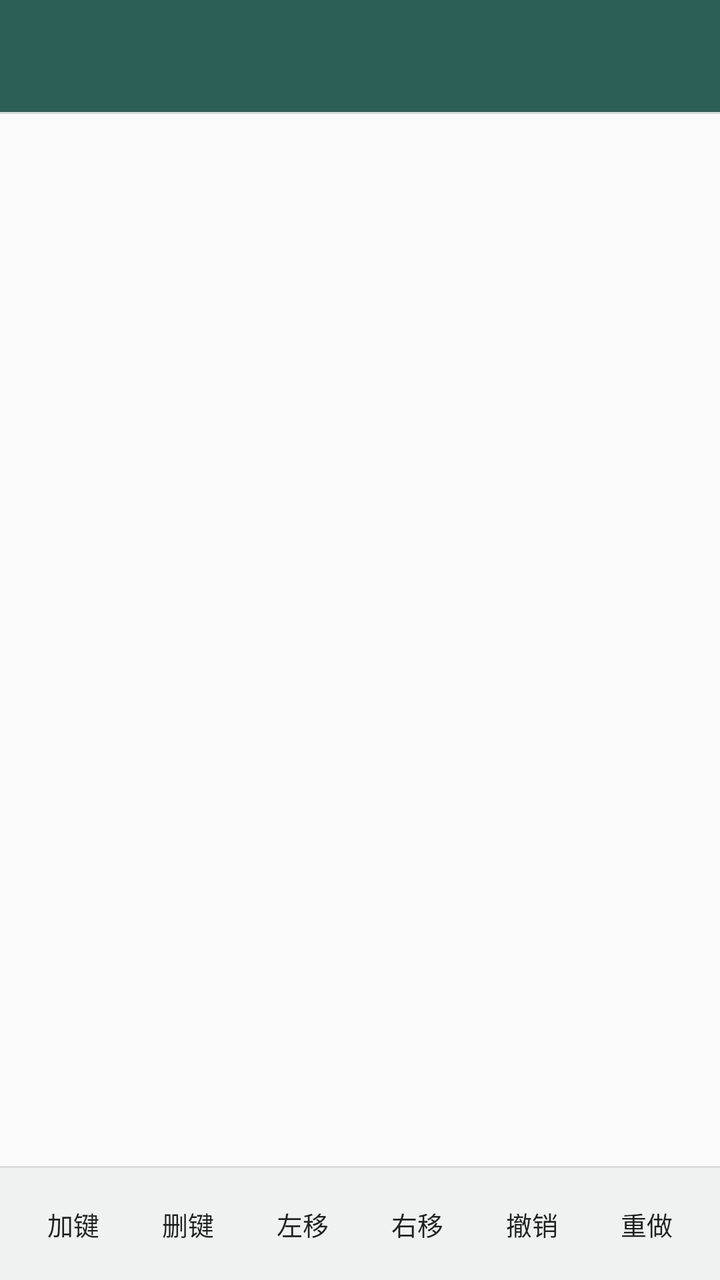
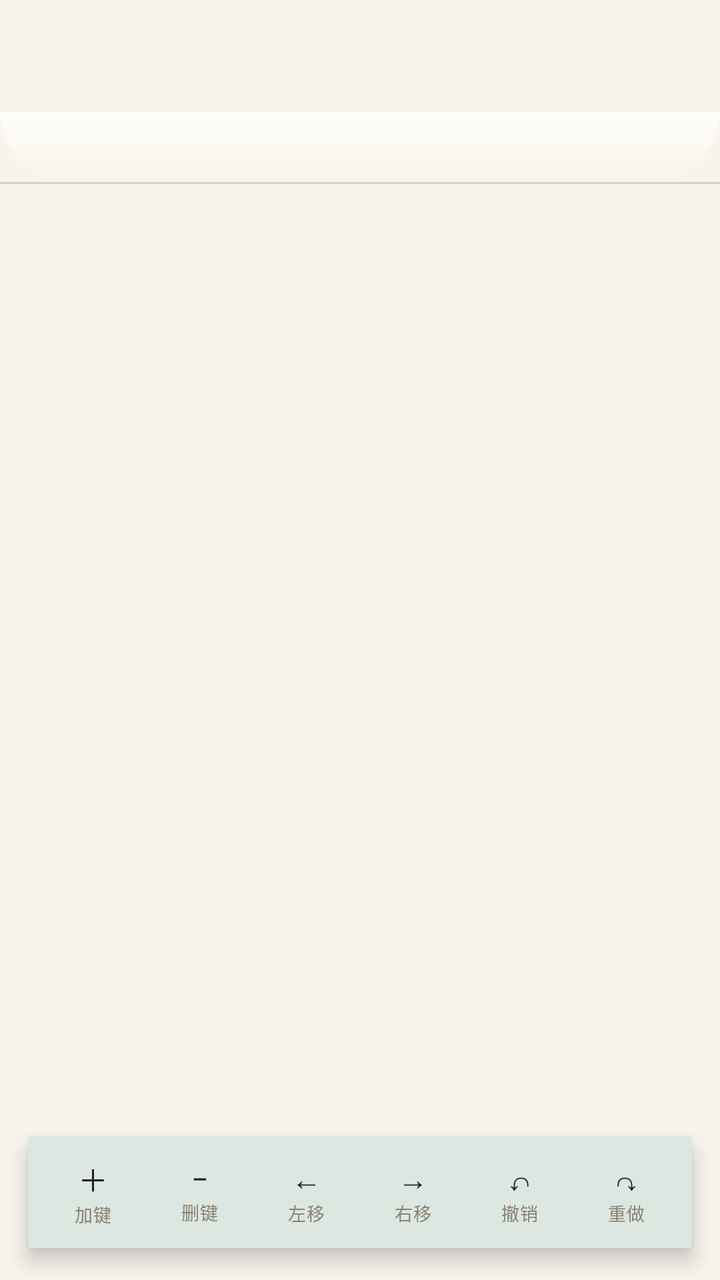

Before-and-after screenshots of an Android layout around one commit, followed by the original layout XML and the change that was made.
<!-- AndroidManifest.xml: application theme Theme.TrimeEditor -->
<!-- res/layout/activity_keyboard_editor.xml -->
<?xml version="1.0" encoding="utf-8"?>
<LinearLayout xmlns:android="http://schemas.android.com/apk/res/android"
    xmlns:app="http://schemas.android.com/apk/res-auto"
    android:layout_width="match_parent"
    android:layout_height="match_parent"
    android:orientation="vertical">

    <androidx.appcompat.widget.Toolbar
        android:id="@+id/toolbar"
        android:layout_width="match_parent"
        android:layout_height="?attr/actionBarSize"
        android:background="@color/brand_primary"
        app:popupTheme="@style/ThemeOverlay.AppCompat.Light"
        app:theme="@style/ThemeOverlay.AppCompat.Dark.ActionBar" />

    <FrameLayout
        android:id="@+id/canvasHost"
        android:layout_width="match_parent"
        android:layout_height="wrap_content" />

    <View
        android:layout_width="match_parent"
        android:layout_height="1dp"
        android:background="@color/divider" />

    <FrameLayout
        android:id="@+id/inspectorHost"
        android:layout_width="match_parent"
        android:layout_height="0dp"
        android:layout_weight="1" />

    <View
        android:layout_width="match_parent"
        android:layout_height="1dp"
        android:background="@color/divider" />

    <LinearLayout
        android:layout_width="match_parent"
        android:layout_height="wrap_content"
        android:background="@color/note_fill"
        android:orientation="horizontal"
        android:paddingHorizontal="8dp"
        android:paddingVertical="4dp">

        <Button
            android:id="@+id/addButton"
            style="?attr/borderlessButtonStyle"
            android:layout_width="0dp"
            android:layout_height="wrap_content"
            android:layout_weight="1"
            android:minWidth="0dp"
            android:text="@string/kbd_action_add"
            android:textSize="13sp" />

        <Button
            android:id="@+id/deleteButton"
            style="?attr/borderlessButtonStyle"
            android:layout_width="0dp"
            android:layout_height="wrap_content"
            android:layout_weight="1"
            android:minWidth="0dp"
            android:text="@string/kbd_action_delete"
            android:textSize="13sp" />

        <Button
            android:id="@+id/leftButton"
            style="?attr/borderlessButtonStyle"
            android:layout_width="0dp"
            android:layout_height="wrap_content"
            android:layout_weight="1"
            android:minWidth="0dp"
            android:text="@string/kbd_action_left"
            android:textSize="13sp" />

        <Button
            android:id="@+id/rightButton"
            style="?attr/borderlessButtonStyle"
            android:layout_width="0dp"
            android:layout_height="wrap_content"
            android:layout_weight="1"
            android:minWidth="0dp"
            android:text="@string/kbd_action_right"
            android:textSize="13sp" />

        <Button
            android:id="@+id/undoButton"
            style="?attr/borderlessButtonStyle"
            android:layout_width="0dp"
            android:layout_height="wrap_content"
            android:layout_weight="1"
            android:minWidth="0dp"
            android:text="@string/kbd_action_undo"
            android:textSize="13sp" />

        <Button
            android:id="@+id/redoButton"
            style="?attr/borderlessButtonStyle"
            android:layout_width="0dp"
            android:layout_height="wrap_content"
            android:layout_weight="1"
            android:minWidth="0dp"
            android:text="@string/kbd_action_redo"
            android:textSize="13sp" />

    </LinearLayout>

</LinearLayout>
<!-- resources referenced by this layout -->
<resources>
  <style name="Theme.TrimeEditor" parent="Theme.AppCompat.DayNight.NoActionBar">
          <item name="colorPrimary">@color/brand_primary</item>
          <item name="colorPrimaryDark">@color/brand_primary_dark</item>
          <item name="colorAccent">@color/brand_accent</item>
          
          <item name="preferenceTheme">@style/PreferenceThemeOverlay</item>
      </style>
  <!-- unchanged entries left out for length: 11 -->
</resources>

<!-- the commit's change to res/layout/activity_keyboard_editor.xml (unified diff, before → after) -->
@@ -1,107 +1,202 @@
 <?xml version="1.0" encoding="utf-8"?>
-<LinearLayout xmlns:android="http://schemas.android.com/apk/res/android"
+<FrameLayout xmlns:android="http://schemas.android.com/apk/res/android"
     xmlns:app="http://schemas.android.com/apk/res-auto"
     android:layout_width="match_parent"
     android:layout_height="match_parent"
-    android:orientation="vertical">
-
-    <androidx.appcompat.widget.Toolbar
-        android:id="@+id/toolbar"
-        android:layout_width="match_parent"
-        android:layout_height="?attr/actionBarSize"
-        android:background="@color/brand_primary"
-        app:popupTheme="@style/ThemeOverlay.AppCompat.Light"
-        app:theme="@style/ThemeOverlay.AppCompat.Dark.ActionBar" />
-
-    <FrameLayout
-        android:id="@+id/canvasHost"
-        android:layout_width="match_parent"
-        android:layout_height="wrap_content" />
-
-    <View
-        android:layout_width="match_parent"
-        android:layout_height="1dp"
-        android:background="@color/divider" />
-
-    <FrameLayout
-        android:id="@+id/inspectorHost"
-        android:layout_width="match_parent"
-        android:layout_height="0dp"
-        android:layout_weight="1" />
-
-    <View
-        android:layout_width="match_parent"
-        android:layout_height="1dp"
-        android:background="@color/divider" />
+    android:background="?attr/ui_paper">
 
     <LinearLayout
         android:layout_width="match_parent"
-        android:layout_height="wrap_content"
-        android:background="@color/note_fill"
+        android:layout_height="match_parent"
+        android:orientation="vertical">
+
+        <androidx.appcompat.widget.Toolbar
+            android:id="@+id/toolbar"
+            style="@style/Ui.Toolbar"
+            android:layout_width="match_parent"
+            android:layout_height="?attr/actionBarSize"
+            app:popupTheme="@style/ThemeOverlay.AppCompat.DayNight"
+            app:theme="@style/ThemeOverlay.AppCompat.DayNight" />
+
+        
+        <LinearLayout
+            android:layout_width="match_parent"
+            android:layout_height="wrap_content"
+            android:background="@drawable/bg_stage"
+            android:orientation="vertical"
+            android:paddingBottom="10dp">
+
+            <LinearLayout
+                android:id="@+id/stageChips"
+                android:layout_width="match_parent"
+                android:layout_height="wrap_content"
+                android:gravity="center_vertical"
+                android:orientation="horizontal"
+                android:paddingStart="14dp"
+                android:paddingTop="8dp"
+                android:paddingEnd="14dp"
+                android:paddingBottom="8dp"
+                android:visibility="gone">
+
+                <TextView
+                    android:id="@+id/stageBack"
+                    android:layout_width="wrap_content"
+                    android:layout_height="26dp"
+                    android:background="@drawable/bg_pill"
+                    android:clickable="true"
+                    android:focusable="true"
+                    android:fontFamily="sans-serif-medium"
+                    android:gravity="center"
+                    android:paddingStart="12dp"
+                    android:paddingEnd="12dp"
+                    android:text="@string/stage_back"
+                    android:textColor="?attr/ui_ink"
+                    android:textSize="10sp" />
+
+                <Space
+                    android:layout_width="0dp"
+                    android:layout_height="1dp"
+                    android:layout_weight="1" />
+
+                <TextView
+                    android:id="@+id/stageSave"
+                    android:layout_width="wrap_content"
+                    android:layout_height="26dp"
+                    android:background="@drawable/bg_badge"
+                    android:clickable="true"
+                    android:focusable="true"
+                    android:fontFamily="sans-serif-medium"
+                    android:gravity="center"
+                    android:paddingStart="14dp"
+                    android:paddingEnd="14dp"
+                    android:text="@string/stage_save"
+                    android:textColor="?attr/ui_on_primary"
+                    android:textSize="10sp" />
+            </LinearLayout>
+
+            <FrameLayout
+                android:id="@+id/canvasHost"
+                android:layout_width="match_parent"
+                android:layout_height="wrap_content" />
+
+            
+            <TextView
+                android:id="@+id/stageStatus"
+                android:layout_width="match_parent"
+                android:layout_height="wrap_content"
+                android:fontFamily="monospace"
+                android:gravity="center"
+                android:paddingStart="16dp"
+                android:paddingTop="8dp"
+                android:paddingEnd="16dp"
+                android:paddingBottom="4dp"
+                android:textColor="?attr/ui_muted"
+                android:textSize="9.5sp" />
+        </LinearLayout>
+
+        <View
+            android:layout_width="match_parent"
+            android:layout_height="1dp"
+            android:background="?attr/ui_rule_strong" />
+
+        <FrameLayout
+            android:id="@+id/inspectorHost"
+            android:layout_width="match_parent"
+            android:layout_height="0dp"
+            android:layout_weight="1" />
+    </LinearLayout>
+
+    
+    <LinearLayout
+        android:layout_width="match_parent"
+        android:layout_height="56dp"
+        android:layout_gravity="bottom|center_horizontal"
+        android:layout_marginStart="14dp"
+        android:layout_marginEnd="14dp"
+        android:layout_marginBottom="16dp"
+        android:background="@drawable/bg_dock"
+        android:elevation="6dp"
+        android:gravity="center"
         android:orientation="horizontal"
-        android:paddingHorizontal="8dp"
-        android:paddingVertical="4dp">
-
-        <Button
+        android:paddingStart="6dp"
+        android:paddingEnd="6dp">
+
+        <LinearLayout
             android:id="@+id/addButton"
-            style="?attr/borderlessButtonStyle"
-            android:layout_width="0dp"
-            android:layout_height="wrap_content"
-            android:layout_weight="1"
-            android:minWidth="0dp"
-            android:text="@string/kbd_action_add"
-            android:textSize="13sp" />
-
-        <Button
+            style="@style/Ui.DockItem">
+
+            <TextView
+                style="@style/Ui.DockGlyph"
+                android:text="＋" />
+
+            <TextView
+                style="@style/Ui.DockLabel"
+                android:text="@string/kbd_action_add" />
+        </LinearLayout>
+
+        <LinearLayout
             android:id="@+id/deleteButton"
-            style="?attr/borderlessButtonStyle"
-            android:layout_width="0dp"
-            android:layout_height="wrap_content"
-            android:layout_weight="1"
-            android:minWidth="0dp"
-            android:text="@string/kbd_action_delete"
-            android:textSize="13sp" />
-
-        <Button
+            style="@style/Ui.DockItem">
+
+            <TextView
+                style="@style/Ui.DockGlyph"
+                android:text="−" />
+
+            <TextView
+                style="@style/Ui.DockLabel"
+                android:text="@string/kbd_action_delete" />
+        </LinearLayout>
+
+        <LinearLayout
             android:id="@+id/leftButton"
-            style="?attr/borderlessButtonStyle"
-            android:layout_width="0dp"
-            android:layout_height="wrap_content"
-            android:layout_weight="1"
-            android:minWidth="0dp"
-            android:text="@string/kbd_action_left"
-            android:textSize="13sp" />
-
-        <Button
+            style="@style/Ui.DockItem">
+
+            <TextView
+                style="@style/Ui.DockGlyph"
+                android:text="←" />
+
+            <TextView
+                style="@style/Ui.DockLabel"
+                android:text="@string/kbd_action_left" />
+        </LinearLayout>
+
+        <LinearLayout
             android:id="@+id/rightButton"
-            style="?attr/borderlessButtonStyle"
-            android:layout_width="0dp"
-            android:layout_height="wrap_content"
-            android:layout_weight="1"
-            android:minWidth="0dp"
-            android:text="@string/kbd_action_right"
-            android:textSize="13sp" />
-
-        <Button
+            style="@style/Ui.DockItem">
+
+            <TextView
+                style="@style/Ui.DockGlyph"
+                android:text="→" />
+
+            <TextView
+                style="@style/Ui.DockLabel"
+                android:text="@string/kbd_action_right" />
+        </LinearLayout>
+
+        <LinearLayout
             android:id="@+id/undoButton"
-            style="?attr/borderlessButtonStyle"
-            android:layout_width="0dp"
-            android:layout_height="wrap_content"
-            android:layout_weight="1"
-            android:minWidth="0dp"
-            android:text="@string/kbd_action_undo"
-            android:textSize="13sp" />
-
-        <Button
+            style="@style/Ui.DockItem">
+
+            <TextView
+                style="@style/Ui.DockGlyph"
+                android:text="↶" />
+
+            <TextView
+                style="@style/Ui.DockLabel"
+                android:text="@string/kbd_action_undo" />
+        </LinearLayout>
+
+        <LinearLayout
             android:id="@+id/redoButton"
-            style="?attr/borderlessButtonStyle"
-            android:layout_width="0dp"
-            android:layout_height="wrap_content"
-            android:layout_weight="1"
-            android:minWidth="0dp"
-            android:text="@string/kbd_action_redo"
-            android:textSize="13sp" />
-
+            style="@style/Ui.DockItem">
+
+            <TextView
+                style="@style/Ui.DockGlyph"
+                android:text="↷" />
+
+            <TextView
+                style="@style/Ui.DockLabel"
+                android:text="@string/kbd_action_redo" />
+        </LinearLayout>
     </LinearLayout>
-
-</LinearLayout>
+</FrameLayout>
<!-- resource entries referenced after the edit -->
@@ -1,12 +1,163 @@
 <!-- resources referenced by this layout -->
 <resources>
+  <!-- drawable bg_badge (drawable) -->
+  <?xml version="1.0" encoding="utf-8"?>
+  <shape xmlns:android="http://schemas.android.com/apk/res/android"
+      android:shape="rectangle">
+      <solid android:color="?attr/ui_primary" />
+      <corners android:radius="?attr/ui_radius_button" />
+  </shape>
+  <!-- drawable bg_dock (drawable) -->
+  <?xml version="1.0" encoding="utf-8"?>
+  <shape xmlns:android="http://schemas.android.com/apk/res/android"
+      android:shape="rectangle">
+      <solid android:color="?attr/ui_primary_container" />
+      <corners android:radius="?attr/ui_radius_button" />
+  </shape>
+  <!-- drawable bg_pill (drawable) -->
+  <?xml version="1.0" encoding="utf-8"?>
+  <shape xmlns:android="http://schemas.android.com/apk/res/android"
+      android:shape="rectangle">
+      <solid android:color="?attr/ui_card" />
+      <corners android:radius="?attr/ui_radius_button" />
+  </shape>
+  <!-- drawable bg_stage (drawable) -->
+  <?xml version="1.0" encoding="utf-8"?>
+  <shape xmlns:android="http://schemas.android.com/apk/res/android"
+      android:shape="rectangle">
+      <gradient
+          android:angle="270"
+          android:endColor="?attr/ui_paper"
+          android:startColor="?attr/ui_card_high" />
+      <corners
+          android:bottomLeftRadius="40dp"
+          android:bottomRightRadius="40dp" />
+  </shape>
+  <string name="stage_back">← 返回</string>
+  <string name="stage_save">保存</string>
+  <style name="Ui.DockGlyph">
+          <item name="android:layout_width">wrap_content</item>
+          <item name="android:layout_height">wrap_content</item>
+          <item name="android:textColor">?attr/ui_ink</item>
+          <item name="android:textSize">15sp</item>
+      </style>
+  <style name="Ui.DockItem">
+          <item name="android:layout_width">0dp</item>
+          <item name="android:layout_height">match_parent</item>
+          <item name="android:layout_weight">1</item>
+          <item name="android:background">?attr/selectableItemBackgroundBorderless</item>
+          <item name="android:clickable">true</item>
+          <item name="android:focusable">true</item>
+          <item name="android:gravity">center</item>
+          <item name="android:orientation">vertical</item>
+      </style>
+  <style name="Ui.DockLabel">
+          <item name="android:layout_width">wrap_content</item>
+          <item name="android:layout_height">wrap_content</item>
+          <item name="android:letterSpacing">0.02</item>
+          <item name="android:textColor">?attr/ui_muted</item>
+          <item name="android:textSize">9sp</item>
+          <item name="android:singleLine">true</item>
+      </style>
+  <style name="Ui.Toolbar" parent="Widget.AppCompat.Toolbar">
+          <item name="android:background">?attr/ui_paper</item>
+          <item name="android:elevation">0dp</item>
+          <item name="titleTextColor">?attr/ui_ink</item>
+          <item name="subtitleTextColor">?attr/ui_muted</item>
+          <item name="titleTextAppearance">@style/Ui.Toolbar.Title</item>
+          <item name="subtitleTextAppearance">@style/Ui.Toolbar.Subtitle</item>
+      </style>
   <style name="Theme.TrimeEditor" parent="Theme.AppCompat.DayNight.NoActionBar">
           <item name="colorPrimary">@color/brand_primary</item>
           <item name="colorPrimaryDark">@color/brand_primary_dark</item>
           <item name="colorAccent">@color/brand_accent</item>
+          <item name="android:windowBackground">@color/proof_paper</item>
           
           <item name="preferenceTheme">@style/PreferenceThemeOverlay</item>
+  
+          
+          <item name="ui_paper">@color/proof_paper</item>
+          <item name="ui_sheet">@color/proof_sheet</item>
+          <item name="ui_card">@color/proof_paper</item>
+          <item name="ui_card_high">@color/proof_sheet</item>
+          <item name="ui_ink">@color/proof_ink</item>
+          <item name="ui_ink_2">@color/proof_ink_2</item>
+          <item name="ui_muted">@color/proof_muted</item>
+          <item name="ui_rule">@color/proof_rule</item>
+          <item name="ui_rule_strong">@color/proof_rule_strong</item>
+          <item name="ui_outline">@color/proof_rule_strong</item>
+          <item name="ui_divider">@color/divider</item>
+          <item name="ui_rule_in_card">@color/proof_rule</item>
+          <item name="ui_accent">@color/proof_accent</item>
+          <item name="ui_primary">@color/brand_primary</item>
+          <item name="ui_primary_dark">@color/brand_primary_dark</item>
+          <item name="ui_primary_container">@color/proof_primary_container</item>
+          <item name="ui_on_primary_container">@color/proof_on_primary_container</item>
+          <item name="ui_on_primary">#FFFFFFFF</item>
+          <item name="ui_mark">@color/proof_mark</item>
+          <item name="ui_swatch_stroke">@color/proof_swatch_stroke</item>
+          <item name="ui_knob">@color/proof_knob</item>
+          <item name="ui_pill_stroke">@color/proof_pill_stroke</item>
+          <item name="ui_scrim">#66000000</item>
+          <item name="ui_warn">@color/warn</item>
+          <item name="ui_note_fill">@color/note_fill</item>
+          <item name="ui_stale_fill">@color/stale_fill</item>
+          <item name="ui_stale_text">@color/stale_text</item>
+          <item name="ui_chip_text">@color/chip_text</item>
+          <item name="ui_chip_text_selected">@color/chip_text_selected</item>
+  
+          <item name="ui_radius_card">0dp</item>
+          <item name="ui_radius_field">2dp</item>
+          <item name="ui_radius_button">2dp</item>
+          <item name="ui_radius_key">2dp</item>
+          <item name="ui_radius_sheet">0dp</item>
+          <item name="ui_radius_half">2dp</item>
+          <item name="ui_radius_swatch">@dimen/ui_swatch_radius</item>
+  
+          <item name="ui_text_title">23sp</item>
+          <item name="ui_text_section">17sp</item>
+          <item name="ui_text_name">13sp</item>
+          <item name="ui_text_meta">10sp</item>
+          <item name="ui_text_value">12sp</item>
+          <item name="ui_text_button">13sp</item>
+          <item name="ui_font_title">serif</item>
+          <item name="ui_font_body">sans-serif</item>
+          <item name="ui_font_meta">monospace</item>
+  
+          <item name="ui_gap_card">0dp</item>
+          <item name="ui_card_pad">0dp</item>
       </style>
+  <style name="Ui.Toolbar.Title">
+          <item name="android:fontFamily">?attr/ui_font_title</item>
+          <item name="android:textSize">?attr/ui_text_title</item>
+          <item name="android:textColor">?attr/ui_ink</item>
+      </style>
+  <style name="Ui.Toolbar.Subtitle">
+          <item name="android:fontFamily">?attr/ui_font_meta</item>
+          <item name="android:textSize">?attr/ui_text_meta</item>
+          <item name="android:letterSpacing">0.08</item>
+          <item name="android:textColor">?attr/ui_muted</item>
+      </style>
+  <color name="proof_paper">#FFF7F4ED</color>
+  <color name="proof_sheet">#FFFFFDF8</color>
+  <color name="proof_ink">#FF23211C</color>
+  <color name="proof_ink_2">#FF5C564A</color>
+  <color name="proof_muted">#FF8A8271</color>
+  <color name="proof_rule">#FFE4DECF</color>
+  <color name="proof_rule_strong">#FFD9D1C0</color>
+  <color name="proof_accent">#FFB23A1A</color>
+  <color name="proof_primary_container">#FFDCE7E1</color>
+  <color name="proof_on_primary_container">#FF142E28</color>
+  <color name="proof_mark">#FFBDB4A2</color>
+  <color name="proof_swatch_stroke">#33000000</color>
+  <color name="proof_knob">#FFFFFDF8</color>
+  <color name="proof_pill_stroke">#26000000</color>
+  <color name="warn">#B3261E</color>
+  <color name="stale_fill">#FDF3E3</color>
+  <color name="stale_text">#7A4A12</color>
+  <color name="chip_text">#4A4A4A</color>
+  <color name="chip_text_selected">#FFFFFF</color>
+  <dimen name="ui_swatch_radius">2dp</dimen>
   <!-- unchanged entries left out for length: 11 -->
 </resources>
 
